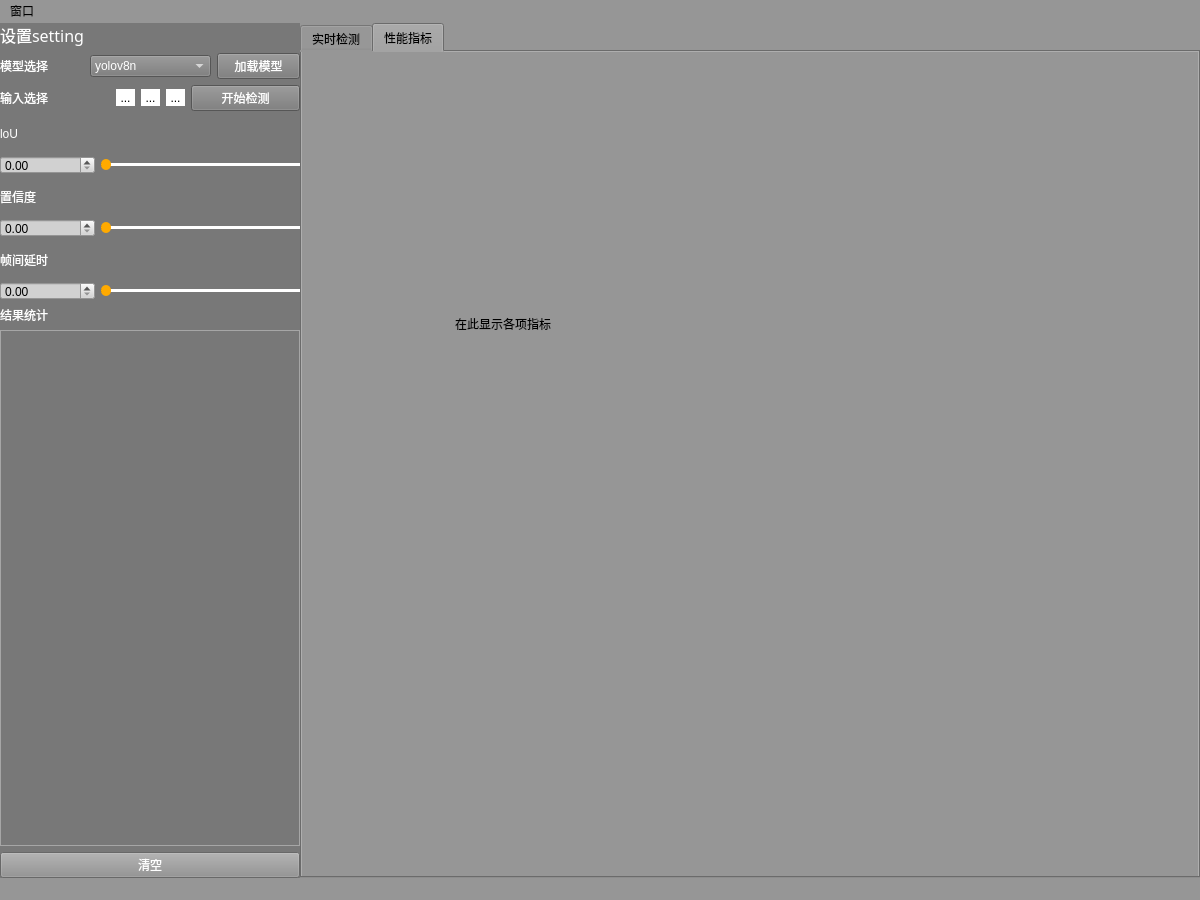
The window that yolo/Assets/UI/DetectorGUI.ui (kimmkless/YoloDetector) describes before a commit, drawn with Qt 5.
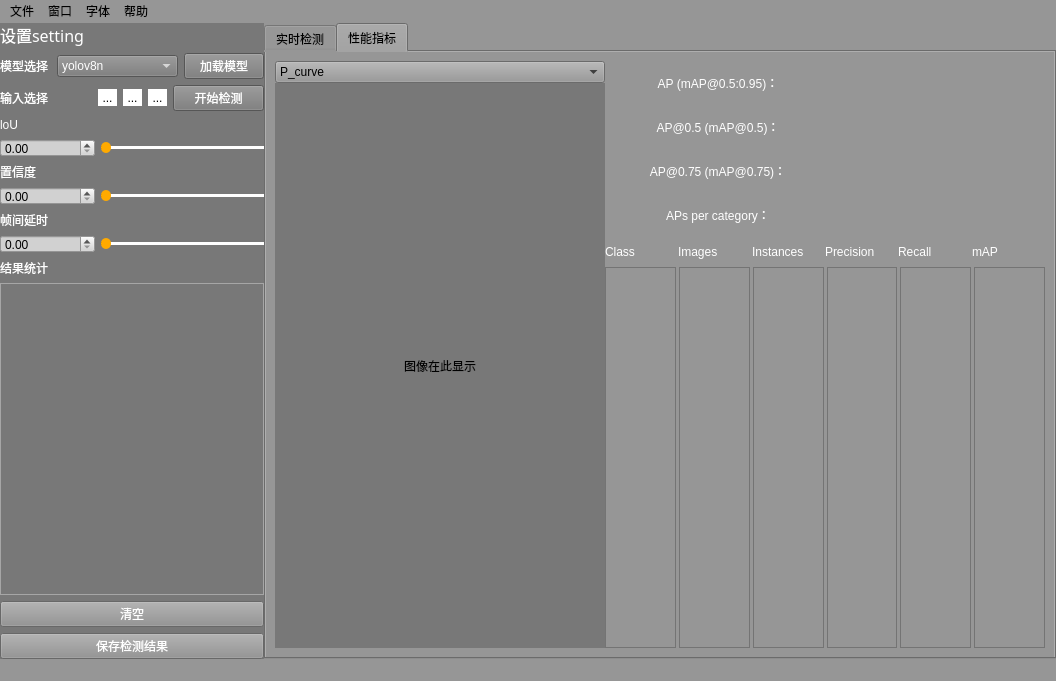
The same window after the commit. The open tabs and pages were chosen to show the change. Icons and pictures are not drawn.

```diff
--- a/yolo/Assets/UI/DetectorGUI.ui
+++ b/yolo/Assets/UI/DetectorGUI.ui
@@ -6,8 +6,8 @@
    <rect>
     <x>0</x>
     <y>0</y>
-    <width>1200</width>
-    <height>900</height>
+    <width>1056</width>
+    <height>681</height>
    </rect>
   </property>
   <property name="sizePolicy">
@@ -926,6 +926,134 @@
            </property>
           </widget>
          </item>
+         <item>
+          <widget class="QPushButton" name="saveResultBtn">
+           <property name="palette">
+            <palette>
+             <active>
+              <colorrole role="Button">
+               <brush brushstyle="SolidPattern">
+                <color alpha="255">
+                 <red>145</red>
+                 <green>145</green>
+                 <blue>145</blue>
+                </color>
+               </brush>
+              </colorrole>
+              <colorrole role="ButtonText">
+               <brush brushstyle="SolidPattern">
+                <color alpha="255">
+                 <red>255</red>
+                 <green>255</green>
+                 <blue>255</blue>
+                </color>
+               </brush>
+              </colorrole>
+              <colorrole role="Base">
+               <brush brushstyle="SolidPattern">
+                <color alpha="255">
+                 <red>145</red>
+                 <green>145</green>
+                 <blue>145</blue>
+                </color>
+               </brush>
+              </colorrole>
+              <colorrole role="Window">
+               <brush brushstyle="SolidPattern">
+                <color alpha="255">
+                 <red>145</red>
+                 <green>145</green>
+                 <blue>145</blue>
+                </color>
+               </brush>
+              </colorrole>
+             </active>
+             <inactive>
+              <colorrole role="Button">
+               <brush brushstyle="SolidPattern">
+                <color alpha="255">
+                 <red>145</red>
+                 <green>145</green>
+                 <blue>145</blue>
+                </color>
+               </brush>
+              </colorrole>
+              <colorrole role="ButtonText">
+               <brush brushstyle="SolidPattern">
+                <color alpha="255">
+                 <red>255</red>
+                 <green>255</green>
+                 <blue>255</blue>
+                </color>
+               </brush>
+              </colorrole>
+              <colorrole role="Base">
+               <brush brushstyle="SolidPattern">
+                <color alpha="255">
+                 <red>145</red>
+                 <green>145</green>
+                 <blue>145</blue>
+                </color>
+               </brush>
+              </colorrole>
+              <colorrole role="Window">
+               <brush brushstyle="SolidPattern">
+                <color alpha="255">
+                 <red>145</red>
+                 <green>145</green>
+                 <blue>145</blue>
+                </color>
+               </brush>
+              </colorrole>
+             </inactive>
+             <disabled>
+              <colorrole role="Button">
+               <brush brushstyle="SolidPattern">
+                <color alpha="255">
+                 <red>145</red>
+                 <green>145</green>
+                 <blue>145</blue>
+                </color>
+               </brush>
+              </colorrole>
+              <colorrole role="ButtonText">
+               <brush brushstyle="SolidPattern">
+                <color alpha="255">
+                 <red>120</red>
+                 <green>120</green>
+                 <blue>120</blue>
+                </color>
+               </brush>
+              </colorrole>
+              <colorrole role="Base">
+               <brush brushstyle="SolidPattern">
+                <color alpha="255">
+                 <red>145</red>
+                 <green>145</green>
+                 <blue>145</blue>
+                </color>
+               </brush>
+              </colorrole>
+              <colorrole role="Window">
+               <brush brushstyle="SolidPattern">
+                <color alpha="255">
+                 <red>145</red>
+                 <green>145</green>
+                 <blue>145</blue>
+                </color>
+               </brush>
+              </colorrole>
+             </disabled>
+            </palette>
+           </property>
+           <property name="styleSheet">
+            <string notr="true">background-color: rgb(145, 145, 145);</string>
+           </property>
+           <property name="text">
+            <string>保存检测结果</string>
+           </property>
+          </widget>
+         </item>
         </layout>
        </item>
       </layout>
@@ -1073,19 +1201,764 @@
        <attribute name="title">
         <string>性能指标</string>
        </attribute>
-       <widget class="QLabel" name="metricsLabel">
-        <property name="geometry">
-         <rect>
-          <x>0</x>
-          <y>1</y>
-          <width>641</width>
-          <height>541</height>
-         </rect>
-        </property>
-        <property name="text">
-         <string>                                              在此显示各项指标</string>
-        </property>
-       </widget>
+       <layout class="QVBoxLayout" name="verticalLayout_4">
+        <item>
+         <layout class="QHBoxLayout" name="horizontalLayout_5" stretch="3,4">
+          <property name="spacing">
+           <number>0</number>
+          </property>
+          <property name="rightMargin">
+           <number>0</number>
+          </property>
+          <item>
+           <layout class="QVBoxLayout" name="verticalLayout_8">
+            <item>
+             <widget class="QComboBox" name="comboBox_2">
+              <property name="sizePolicy">
+               <sizepolicy hsizetype="Preferred" vsizetype="Fixed">
+                <horstretch>0</horstretch>
+                <verstretch>0</verstretch>
+               </sizepolicy>
+              </property>
+              <property name="whatsThis">
+               <string>&lt;html&gt;&lt;head/&gt;&lt;body&gt;&lt;p&gt;&lt;br/&gt;&lt;/p&gt;&lt;/body&gt;&lt;/html&gt;</string>
+              </property>
+              <property name="styleSheet">
+               <string notr="true"/>
+              </property>
+              <property name="currentIndex">
+               <number>0</number>
+              </property>
+              <item>
+               <property name="text">
+                <string>P_curve</string>
+               </property>
+              </item>
+              <item>
+               <property name="text">
+                <string>R_curve</string>
+               </property>
+              </item>
+              <item>
+               <property name="text">
+                <string>PR_curve</string>
+               </property>
+              </item>
+              <item>
+               <property name="text">
+                <string>F1_curve</string>
+               </property>
+              </item>
+             </widget>
+            </item>
+            <item>
+             <widget class="QLabel" name="label">
+              <property name="sizePolicy">
+               <sizepolicy hsizetype="Expanding" vsizetype="Expanding">
+                <horstretch>0</horstretch>
+                <verstretch>0</verstretch>
+               </sizepolicy>
+              </property>
+              <property name="minimumSize">
+               <size>
+                <width>300</width>
+                <height>0</height>
+               </size>
+              </property>
+              <property name="styleSheet">
+               <string notr="true">background-color: rgb(120, 120, 120);</string>
+              </property>
+              <property name="text">
+               <string>图像在此显示</string>
+              </property>
+              <property name="alignment">
+               <set>Qt::AlignCenter</set>
+              </property>
+             </widget>
+            </item>
+           </layout>
+          </item>
+          <item>
+           <layout class="QVBoxLayout" name="verticalLayout_2" stretch="3,7">
+            <property name="spacing">
+             <number>0</number>
+            </property>
+            <property name="topMargin">
+             <number>0</number>
+            </property>
+            <property name="bottomMargin">
+             <number>0</number>
+            </property>
+            <item>
+             <layout class="QVBoxLayout" name="verticalLayout_6" stretch="1,1,1,1">
+              <property name="spacing">
+               <number>0</number>
+              </property>
+              <property name="bottomMargin">
+               <number>0</number>
+              </property>
+              <item>
+               <layout class="QHBoxLayout" name="horizontalLayout_9">
+                <property name="spacing">
+                 <number>0</number>
+                </property>
+                <property name="rightMargin">
+                 <number>0</number>
+                </property>
+                <item>
+                 <spacer name="horizontalSpacer_3">
+                  <property name="orientation">
+                   <enum>Qt::Horizontal</enum>
+                  </property>
+                  <property name="sizeHint" stdset="0">
+                   <size>
+                    <width>40</width>
+                    <height>20</height>
+                   </size>
+                  </property>
+                 </spacer>
+                </item>
+                <item>
+                 <widget class="QLabel" name="label_8">
+                  <property name="sizePolicy">
+                   <sizepolicy hsizetype="Minimum" vsizetype="Minimum">
+                    <horstretch>0</horstretch>
+                    <verstretch>0</verstretch>
+                   </sizepolicy>
+                  </property>
+                  <property name="minimumSize">
+                   <size>
+                    <width>200</width>
+                    <height>30</height>
+                   </size>
+                  </property>
+                  <property name="styleSheet">
+                   <string notr="true">color: rgb(255, 255, 255);</string>
+                  </property>
+                  <property name="text">
+                   <string>AP (mAP@0.5:0.95)：</string>
+                  </property>
+                  <property name="alignment">
+                   <set>Qt::AlignCenter</set>
+                  </property>
+                 </widget>
+                </item>
+                <item>
+                 <spacer name="horizontalSpacer_4">
+                  <property name="orientation">
+                   <enum>Qt::Horizontal</enum>
+                  </property>
+                  <property name="sizeHint" stdset="0">
+                   <size>
+                    <width>40</width>
+                    <height>20</height>
+                   </size>
+                  </property>
+                 </spacer>
+                </item>
+                <item>
+                 <widget class="QLabel" name="APLabel">
+                  <property name="minimumSize">
+                   <size>
+                    <width>200</width>
+                    <height>30</height>
+                   </size>
+                  </property>
+                  <property name="text">
+                   <string/>
+                  </property>
+                 </widget>
+                </item>
+                <item>
+                 <spacer name="horizontalSpacer_5">
+                  <property name="orientation">
+                   <enum>Qt::Horizontal</enum>
+                  </property>
+                  <property name="sizeHint" stdset="0">
+                   <size>
+                    <width>40</width>
+                    <height>20</height>
+                   </size>
+                  </property>
+                 </spacer>
+                </item>
+               </layout>
+              </item>
+              <item>
+               <layout class="QHBoxLayout" name="horizontalLayout_10">
+                <property name="spacing">
+                 <number>0</number>
+                </property>
+                <property name="rightMargin">
+                 <number>0</number>
+                </property>
+                <item>
+                 <spacer name="horizontalSpacer_6">
+                  <property name="orientation">
+                   <enum>Qt::Horizontal</enum>
+                  </property>
+                  <property name="sizeHint" stdset="0">
+                   <size>
+                    <width>40</width>
+                    <height>20</height>
+                   </size>
+                  </property>
+                 </spacer>
+                </item>
+                <item>
+                 <widget class="QLabel" name="label_11">
+                  <property name="sizePolicy">
+                   <sizepolicy hsizetype="Minimum" vsizetype="Minimum">
+                    <horstretch>0</horstretch>
+                    <verstretch>0</verstretch>
+                   </sizepolicy>
+                  </property>
+                  <property name="minimumSize">
+                   <size>
+                    <width>200</width>
+                    <height>30</height>
+                   </size>
+                  </property>
+                  <property name="styleSheet">
+                   <string notr="true">color: rgb(255, 255, 255);</string>
+                  </property>
+                  <property name="text">
+                   <string>AP@0.5 (mAP@0.5)：</string>
+                  </property>
+                  <property name="alignment">
+                   <set>Qt::AlignCenter</set>
+                  </property>
+                 </widget>
+                </item>
+                <item>
+                 <spacer name="horizontalSpacer_8">
+                  <property name="orientation">
+                   <enum>Qt::Horizontal</enum>
+                  </property>
+                  <property name="sizeHint" stdset="0">
+                   <size>
+                    <width>40</width>
+                    <height>20</height>
+                   </size>
+                  </property>
+                 </spacer>
+                </item>
+                <item>
+                 <widget class="QLabel" name="APLabel2">
+                  <property name="minimumSize">
+                   <size>
+                    <width>200</width>
+                    <height>30</height>
+                   </size>
+                  </property>
+                  <property name="text">
+                   <string/>
+                  </property>
+                 </widget>
+                </item>
+                <item>
+                 <spacer name="horizontalSpacer_7">
+                  <property name="orientation">
+                   <enum>Qt::Horizontal</enum>
+                  </property>
+                  <property name="sizeHint" stdset="0">
+                   <size>
+                    <width>40</width>
+                    <height>20</height>
+                   </size>
+                  </property>
+                 </spacer>
+                </item>
+               </layout>
+              </item>
+              <item>
+               <layout class="QHBoxLayout" name="horizontalLayout_12">
+                <property name="spacing">
+                 <number>0</number>
+                </property>
+                <property name="rightMargin">
+                 <number>0</number>
+                </property>
+                <item>
+                 <spacer name="horizontalSpacer_9">
+                  <property name="orientation">
+                   <enum>Qt::Horizontal</enum>
+                  </property>
+                  <property name="sizeHint" stdset="0">
+                   <size>
+                    <width>40</width>
+                    <height>20</height>
+                   </size>
+                  </property>
+                 </spacer>
+                </item>
+                <item>
+                 <widget class="QLabel" name="label_12">
+                  <property name="sizePolicy">
+                   <sizepolicy hsizetype="Minimum" vsizetype="Minimum">
+                    <horstretch>0</horstretch>
+                    <verstretch>0</verstretch>
+                   </sizepolicy>
+                  </property>
+                  <property name="minimumSize">
+                   <size>
+                    <width>200</width>
+                    <height>30</height>
+                   </size>
+                  </property>
+                  <property name="styleSheet">
+                   <string notr="true">color: rgb(255, 255, 255);</string>
+                  </property>
+                  <property name="text">
+                   <string>AP@0.75 (mAP@0.75)：</string>
+                  </property>
+                  <property name="alignment">
+                   <set>Qt::AlignCenter</set>
+                  </property>
+                 </widget>
+                </item>
+                <item>
+                 <spacer name="horizontalSpacer_10">
+                  <property name="orientation">
+                   <enum>Qt::Horizontal</enum>
+                  </property>
+                  <property name="sizeHint" stdset="0">
+                   <size>
+                    <width>40</width>
+                    <height>20</height>
+                   </size>
+                  </property>
+                 </spacer>
+                </item>
+                <item>
+                 <widget class="QLabel" name="APLabel3">
+                  <property name="minimumSize">
+                   <size>
+                    <width>200</width>
+                    <height>30</height>
+                   </size>
+                  </property>
+                  <property name="text">
+                   <string/>
+                  </property>
+                 </widget>
+                </item>
+                <item>
+                 <spacer name="horizontalSpacer_11">
+                  <property name="orientation">
+                   <enum>Qt::Horizontal</enum>
+                  </property>
+                  <property name="sizeHint" stdset="0">
+                   <size>
+                    <width>40</width>
+                    <height>20</height>
+                   </size>
+                  </property>
+                 </spacer>
+                </item>
+               </layout>
+              </item>
+              <item>
+               <layout class="QHBoxLayout" name="horizontalLayout_13">
+                <property name="spacing">
+                 <number>0</number>
+                </property>
+                <property name="rightMargin">
+                 <number>0</number>
+                </property>
+                <item>
+                 <spacer name="horizontalSpacer_12">
+                  <property name="orientation">
+                   <enum>Qt::Horizontal</enum>
+                  </property>
+                  <property name="sizeHint" stdset="0">
+                   <size>
+                    <width>40</width>
+                    <height>20</height>
+                   </size>
+                  </property>
+                 </spacer>
+                </item>
+                <item>
+                 <widget class="QLabel" name="label_13">
+                  <property name="sizePolicy">
+                   <sizepolicy hsizetype="Minimum" vsizetype="Minimum">
+                    <horstretch>0</horstretch>
+                    <verstretch>0</verstretch>
+                   </sizepolicy>
+                  </property>
+                  <property name="minimumSize">
+                   <size>
+                    <width>200</width>
+                    <height>30</height>
+                   </size>
+                  </property>
+                  <property name="styleSheet">
+                   <string notr="true">color: rgb(255, 255, 255);</string>
+                  </property>
+                  <property name="text">
+                   <string>APs per category：</string>
+                  </property>
+                  <property name="alignment">
+                   <set>Qt::AlignCenter</set>
+                  </property>
+                 </widget>
+                </item>
+                <item>
+                 <spacer name="horizontalSpacer_14">
+                  <property name="orientation">
+                   <enum>Qt::Horizontal</enum>
+                  </property>
+                  <property name="sizeHint" stdset="0">
+                   <size>
+                    <width>40</width>
+                    <height>20</height>
+                   </size>
+                  </property>
+                 </spacer>
+                </item>
+                <item>
+                 <widget class="QLabel" name="APLabel4">
+                  <property name="minimumSize">
+                   <size>
+                    <width>200</width>
+                    <height>30</height>
+                   </size>
+                  </property>
+                  <property name="text">
+                   <string/>
+                  </property>
+                 </widget>
+                </item>
+                <item>
+                 <spacer name="horizontalSpacer_13">
+                  <property name="orientation">
+                   <enum>Qt::Horizontal</enum>
+                  </property>
+                  <property name="sizeHint" stdset="0">
+                   <size>
+                    <width>40</width>
+                    <height>20</height>
+                   </size>
+                  </property>
+                 </spacer>
+                </item>
+               </layout>
+              </item>
+             </layout>
+            </item>
+            <item>
+             <layout class="QVBoxLayout" name="verticalLayout_9" stretch="0,0">
+              <property name="spacing">
+               <number>0</number>
+              </property>
+              <property name="topMargin">
+               <number>0</number>
+              </property>
+              <property name="bottomMargin">
+               <number>0</number>
+              </property>
+              <item>
+               <layout class="QHBoxLayout" name="horizontalLayout_6">
+                <item>
+                 <widget class="QLabel" name="label_14">
+                  <property name="palette">
+                   <palette>
+                    <active>
+                     <colorrole role="WindowText">
+                      <brush brushstyle="SolidPattern">
+                       <color alpha="255">
+                        <red>255</red>
+                        <green>255</green>
+                        <blue>255</blue>
+                       </color>
+                      </brush>
+                     </colorrole>
+                     <colorrole role="Button">
+                      <brush brushstyle="SolidPattern">
+                       <color alpha="255">
+                        <red>150</red>
+                        <green>150</green>
+                        <blue>150</blue>
+                       </color>
+                      </brush>
+                     </colorrole>
+                     <colorrole role="Text">
+                      <brush brushstyle="SolidPattern">
+                       <color alpha="255">
+                        <red>255</red>
+                        <green>255</green>
+                        <blue>255</blue>
+                       </color>
+                      </brush>
+                     </colorrole>
+                     <colorrole role="ButtonText">
+                      <brush brushstyle="SolidPattern">
+                       <color alpha="255">
+                        <red>255</red>
+                        <green>255</green>
+                        <blue>255</blue>
+                       </color>
+                      </brush>
+                     </colorrole>
+                     <colorrole role="Base">
+                      <brush brushstyle="SolidPattern">
+                       <color alpha="255">
+                        <red>150</red>
+                        <green>150</green>
+                        <blue>150</blue>
+                       </color>
+                      </brush>
+                     </colorrole>
+                     <colorrole role="Window">
+                      <brush brushstyle="SolidPattern">
+                       <color alpha="255">
+                        <red>150</red>
+                        <green>150</green>
+                        <blue>150</blue>
+                       </color>
+                      </brush>
+                     </colorrole>
+                     <colorrole role="PlaceholderText">
+                      <brush brushstyle="NoBrush">
+                       <color alpha="128">
+                        <red>255</red>
+                        <green>255</green>
+                        <blue>255</blue>
+                       </color>
+                      </brush>
+                     </colorrole>
+                    </active>
+                    <inactive>
+                     <colorrole role="WindowText">
+                      <brush brushstyle="SolidPattern">
+                       <color alpha="255">
+                        <red>255</red>
+                        <green>255</green>
+                        <blue>255</blue>
+                       </color>
+                      </brush>
+                     </colorrole>
+                     <colorrole role="Button">
+                      <brush brushstyle="SolidPattern">
+                       <color alpha="255">
+                        <red>150</red>
+                        <green>150</green>
+                        <blue>150</blue>
+                       </color>
+                      </brush>
+                     </colorrole>
+                     <colorrole role="Text">
+                      <brush brushstyle="SolidPattern">
+                       <color alpha="255">
+                        <red>255</red>
+                        <green>255</green>
+                        <blue>255</blue>
+                       </color>
+                      </brush>
+                     </colorrole>
+                     <colorrole role="ButtonText">
+                      <brush brushstyle="SolidPattern">
+                       <color alpha="255">
+                        <red>255</red>
+                        <green>255</green>
+                        <blue>255</blue>
+                       </color>
+                      </brush>
+                     </colorrole>
+                     <colorrole role="Base">
+                      <brush brushstyle="SolidPattern">
+                       <color alpha="255">
+                        <red>150</red>
+                        <green>150</green>
+                        <blue>150</blue>
+                       </color>
+                      </brush>
+                     </colorrole>
+                     <colorrole role="Window">
+                      <brush brushstyle="SolidPattern">
+                       <color alpha="255">
+                        <red>150</red>
+                        <green>150</green>
+                        <blue>150</blue>
+                       </color>
+                      </brush>
+                     </colorrole>
+                     <colorrole role="PlaceholderText">
+                      <brush brushstyle="NoBrush">
+                       <color alpha="128">
+                        <red>255</red>
+                        <green>255</green>
+                        <blue>255</blue>
+                       </color>
+                      </brush>
+                     </colorrole>
+                    </inactive>
+                    <disabled>
+                     <colorrole role="WindowText">
+                      <brush brushstyle="SolidPattern">
+                       <color alpha="255">
+                        <red>255</red>
+                        <green>255</green>
+                        <blue>255</blue>
+                       </color>
+                      </brush>
+                     </colorrole>
+                     <colorrole role="Button">
+                      <brush brushstyle="SolidPattern">
+                       <color alpha="255">
+                        <red>150</red>
+                        <green>150</green>
+                        <blue>150</blue>
+                       </color>
+                      </brush>
+                     </colorrole>
+                     <colorrole role="Text">
+                      <brush brushstyle="SolidPattern">
+                       <color alpha="255">
+                        <red>255</red>
+                        <green>255</green>
+                        <blue>255</blue>
+                       </color>
+                      </brush>
+                     </colorrole>
+                     <colorrole role="ButtonText">
+                      <brush brushstyle="SolidPattern">
+                       <color alpha="255">
+                        <red>255</red>
+                        <green>255</green>
+                        <blue>255</blue>
+                       </color>
+                      </brush>
+                     </colorrole>
+                     <colorrole role="Base">
+                      <brush brushstyle="SolidPattern">
+                       <color alpha="255">
+                        <red>150</red>
+                        <green>150</green>
+                        <blue>150</blue>
+                       </color>
+                      </brush>
+                     </colorrole>
+                     <colorrole role="Window">
+                      <brush brushstyle="SolidPattern">
+                       <color alpha="255">
+                        <red>150</red>
+                        <green>150</green>
+                        <blue>150</blue>
+                       </color>
+                      </brush>
+                     </colorrole>
+                     <colorrole role="PlaceholderText">
+                      <brush brushstyle="NoBrush">
+                       <color alpha="128">
+                        <red>255</red>
+                        <green>255</green>
+                        <blue>255</blue>
+                       </color>
+                      </brush>
+                     </colorrole>
+                    </disabled>
+                   </palette>
+                  </property>
+                  <property name="styleSheet">
+                   <string notr="true">color: rgb(255, 255, 255);</string>
+                  </property>
+                  <property name="text">
+                   <string>Class</string>
+                  </property>
+                 </widget>
+                </item>
+                <item>
+                 <widget class="QLabel" name="label_10">
+                  <property name="minimumSize">
+                   <size>
+                    <width>0</width>
+                    <height>30</height>
+                   </size>
+                  </property>
+                  <property name="styleSheet">
+                   <string notr="true">color: rgb(255, 255, 255);</string>
+                  </property>
+                  <property name="text">
+                   <string>Images</string>
+                  </property>
+                 </widget>
+                </item>
+                <item>
+                 <widget class="QLabel" name="label_9">
+                  <property name="styleSheet">
+                   <string notr="true">color: rgb(255, 255, 255);</string>
+                  </property>
+                  <property name="text">
+                   <string>Instances</string>
+                  </property>
+                 </widget>
+                </item>
+                <item>
+                 <widget class="QLabel" name="label_7">
+                  <property name="styleSheet">
+                   <string notr="true">color: rgb(255, 255, 255);</string>
+                  </property>
+                  <property name="text">
+                   <string>Precision</string>
+                  </property>
+                 </widget>
+                </item>
+                <item>
+                 <widget class="QLabel" name="label_3">
+                  <property name="styleSheet">
+                   <string notr="true">color: rgb(255, 255, 255);</string>
+                  </property>
+                  <property name="text">
+                   <string>Recall</string>
+                  </property>
+                 </widget>
+                </item>
+                <item>
+                 <widget class="QLabel" name="label_2">
+                  <property name="styleSheet">
+                   <string notr="true">color: rgb(255, 255, 255);</string>
+                  </property>
+                  <property name="text">
+                   <string>mAP</string>
+                  </property>
+                 </widget>
+                </item>
+               </layout>
+              </item>
+              <item>
+               <layout class="QHBoxLayout" name="horizontalLayout_7">
+                <property name="spacing">
+                 <number>3</number>
+                </property>
+                <item>
+                 <widget class="QListWidget" name="classWidget"/>
+                </item>
+                <item>
+                 <widget class="QListWidget" name="imagesWidget"/>
+                </item>
+                <item>
+                 <widget class="QListWidget" name="instancesWidget"/>
+                </item>
+                <item>
+                 <widget class="QListWidget" name="percisionWiget"/>
+                </item>
+                <item>
+                 <widget class="QListWidget" name="recallWidget"/>
+                </item>
+                <item>
+                 <widget class="QListWidget" name="mAPWidget"/>
+                </item>
+               </layout>
+              </item>
+             </layout>
+            </item>
+           </layout>
+          </item>
+         </layout>
+        </item>
+       </layout>
       </widget>
      </widget>
     </item>
@@ -1096,7 +1969,7 @@
     <rect>
      <x>0</x>
      <y>0</y>
-     <width>1200</width>
+     <width>1056</width>
      <height>22</height>
     </rect>
    </property>
@@ -1107,7 +1980,30 @@
     <addaction name="tabDockAction"/>
     <addaction name="settingDockAction"/>
    </widget>
+   <widget class="QMenu" name="menu">
+    <property name="title">
+     <string>字体</string>
+    </property>
+    <addaction name="smallFontAction"/>
+    <addaction name="mediumFontAction"/>
+    <addaction name="largeFontAction"/>
+    <addaction name="customFontAction"/>
+   </widget>
+   <widget class="QMenu" name="menu_2">
+    <property name="title">
+     <string>文件</string>
+    </property>
+    <addaction name="fileAction"/>
+   </widget>
+   <widget class="QMenu" name="menu_3">
+    <property name="title">
+     <string>帮助</string>
+    </property>
+   </widget>
+   <addaction name="menu_2"/>
    <addaction name="viewMenu"/>
+   <addaction name="menu"/>
+   <addaction name="menu_3"/>
   </widget>
   <widget class="QStatusBar" name="statusbar"/>
   <action name="tabDockAction">
```
Left out of the diff: 51 changed lines with no effect on the pictures.
